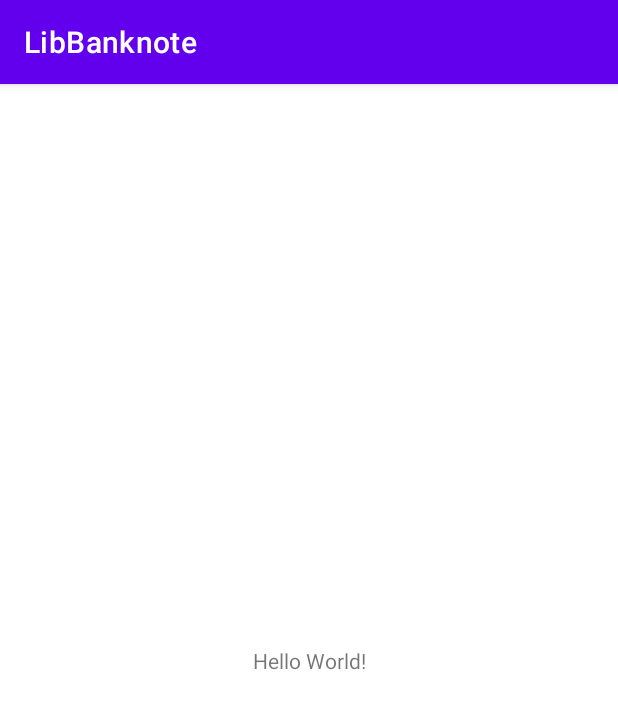
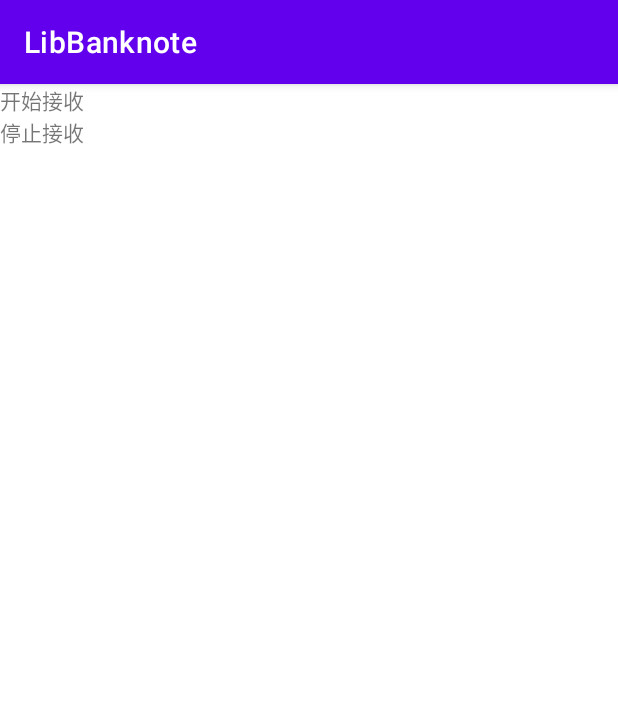
Before and after one commit to baiqingsong/LibBanknote, an Android app: the screen it shows after launch (MainActivity), on a phone screen of 412 x 824 dp. Shown: the top 709 px of the screen. Run offline under Robolectric (Android 15) with nearby library versions, the phone set to English and light mode, and no system bars.

Commit message:
纸钞的引用
纸钞添加串口的引用

```diff
--- a/app/src/main/AndroidManifest.xml
+++ b/app/src/main/AndroidManifest.xml
@@ -18,6 +18,7 @@
                 <category android:name="android.intent.category.LAUNCHER" />
             </intent-filter>
         </activity>
+        <service android:name="com.dawn.banknote.BanknoteService"/>
     </application>
 
 </manifest>
--- a/app/src/main/res/layout/activity_main.xml
+++ b/app/src/main/res/layout/activity_main.xml
@@ -1,18 +1,21 @@
 <?xml version="1.0" encoding="utf-8"?>
-<androidx.constraintlayout.widget.ConstraintLayout xmlns:android="http://schemas.android.com/apk/res/android"
+<LinearLayout xmlns:android="http://schemas.android.com/apk/res/android"
     xmlns:app="http://schemas.android.com/apk/res-auto"
     xmlns:tools="http://schemas.android.com/tools"
     android:layout_width="match_parent"
     android:layout_height="match_parent"
+    android:orientation="vertical"
     tools:context=".MainActivity">
 
     <TextView
         android:layout_width="wrap_content"
         android:layout_height="wrap_content"
-        android:text="Hello World!"
-        app:layout_constraintBottom_toBottomOf="parent"
-        app:layout_constraintLeft_toLeftOf="parent"
-        app:layout_constraintRight_toRightOf="parent"
-        app:layout_constraintTop_toTopOf="parent" />
+        android:text="开始接收"
+        android:onClick="startReceiver"/>
+    <TextView
+        android:layout_width="wrap_content"
+        android:layout_height="wrap_content"
+        android:text="停止接收"
+        android:onClick="stopReceiver"/>
 
-</androidx.constraintlayout.widget.ConstraintLayout>
+</LinearLayout>
--- a/banknote/build.gradle
+++ b/banknote/build.gradle
@@ -31,6 +31,6 @@ dependencies {
     implementation 'com.android.support:appcompat-v7:28.0.0'
     implementation 'com.android.support.constraint:constraint-layout:1.1.3'
 
-    implementation 'com.github.baiqingsong:libSerial:1.0.1'
+    implementation 'com.github.baiqingsong:libSerial:1.0.3'
 
 }
--- a/banknote/src/main/java/com/dawn/banknote/BanknoteConstant.java
+++ b/banknote/src/main/java/com/dawn/banknote/BanknoteConstant.java
@@ -2,4 +2,5 @@ package com.dawn.banknote;
 
 class BanknoteConstant {
     public static final String RECEIVER_BANKNOTE = "receiver_banknote";//纸钞广播
+    public static int BANKNOTE_SERIAL = 1;//纸钞串口号
 }
--- a/banknote/src/main/java/com/dawn/banknote/BanknoteFactory.java
+++ b/banknote/src/main/java/com/dawn/banknote/BanknoteFactory.java
@@ -35,7 +35,8 @@ public class BanknoteFactory {
     /**
      * 开启服务
      */
-    public void startService(){
+    public void startService(int serial){
+        BanknoteConstant.BANKNOTE_SERIAL = serial;
         Intent banknoteIntent = new Intent(mContext, BanknoteService.class);
         mContext.startService(banknoteIntent);
     }
--- a/banknote/src/main/java/com/dawn/banknote/BanknoteService.java
+++ b/banknote/src/main/java/com/dawn/banknote/BanknoteService.java
@@ -18,7 +18,7 @@ import com.dawn.serial.LSerialUtil;
 /**
  * 纸钞机服务
  */
-class BanknoteService extends Service {
+public class BanknoteService extends Service {
     private LSerialUtil banknoteSerialUtil;
     private enum command {init, getProtocol, getConfigure, setConfigure, enable, disable, status};//初始化，获取协议，获取配置，设置配置，使能，禁能，状态
     private command currentCommand;
@@ -100,7 +100,7 @@ class BanknoteService extends Service {
      * 纸钞机串口连接
      */
     private void startPort(){
-        banknoteSerialUtil = new LSerialUtil(1, 9600, 8, 2, 'N', LSerialUtil.SerialType.TYPE_HEX, new LSerialUtil.OnSerialListener() {
+        banknoteSerialUtil = new LSerialUtil(BanknoteConstant.BANKNOTE_SERIAL, 9600, 8, 2, 'N', LSerialUtil.SerialType.TYPE_HEX, new LSerialUtil.OnSerialListener() {
             @Override
             public void startError() {
                 Log.e("dawn", "异常：纸钞机串口启动错误");
```
Also changed, not shown: app/src/main/java/com/dawn/libbanknote/MainActivity.java (+31 -0 lines).
